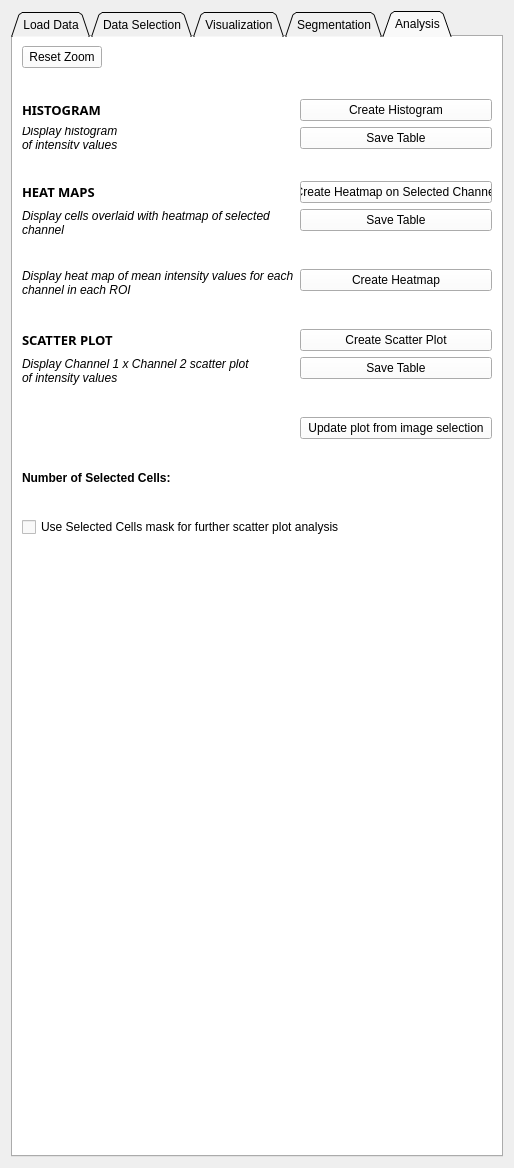
This is HypModuleCode/Resources/UI/HypModuleCode.ui in SlicerMicro/Slicer-TITAN as Qt 5 draws it before an edit. The edited form follows.
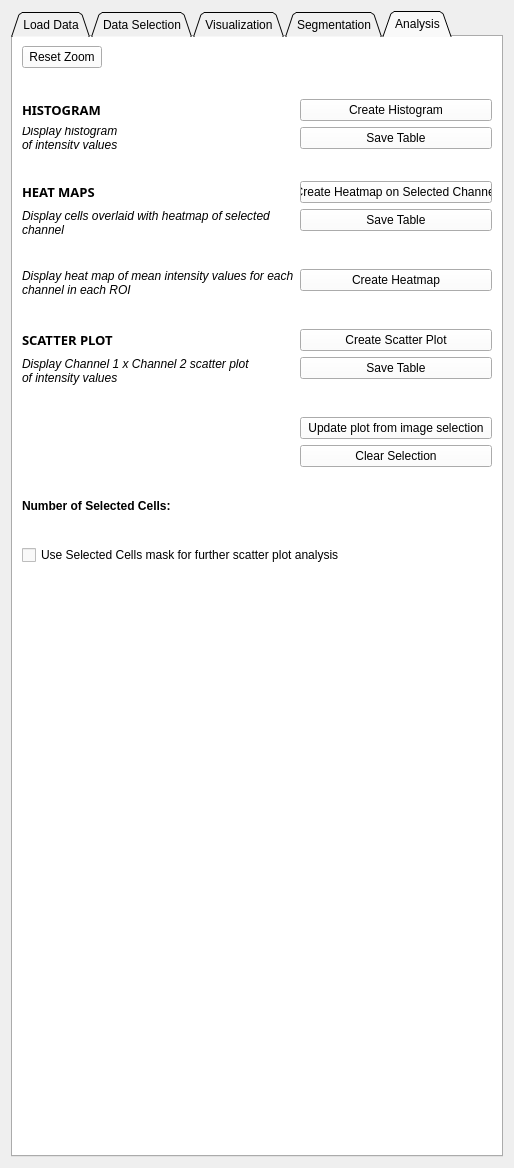
This is the edited form. Custom widgets are drawn as their Qt base class.

Commit message: ENH: UI for Clear Selection

The edit to the form file:
```diff
--- a/HypModuleCode/Resources/UI/HypModuleCode.ui
+++ b/HypModuleCode/Resources/UI/HypModuleCode.ui
@@ -1705,6 +1705,13 @@
          </property>
         </spacer>
        </item>
+       <item row="16" column="1">
+        <widget class="QPushButton" name="clearSelection">
+         <property name="text">
+          <string>Clear Selection</string>
+         </property>
+        </widget>
+       </item>
       </layout>
      </widget>
     </widget>
```
